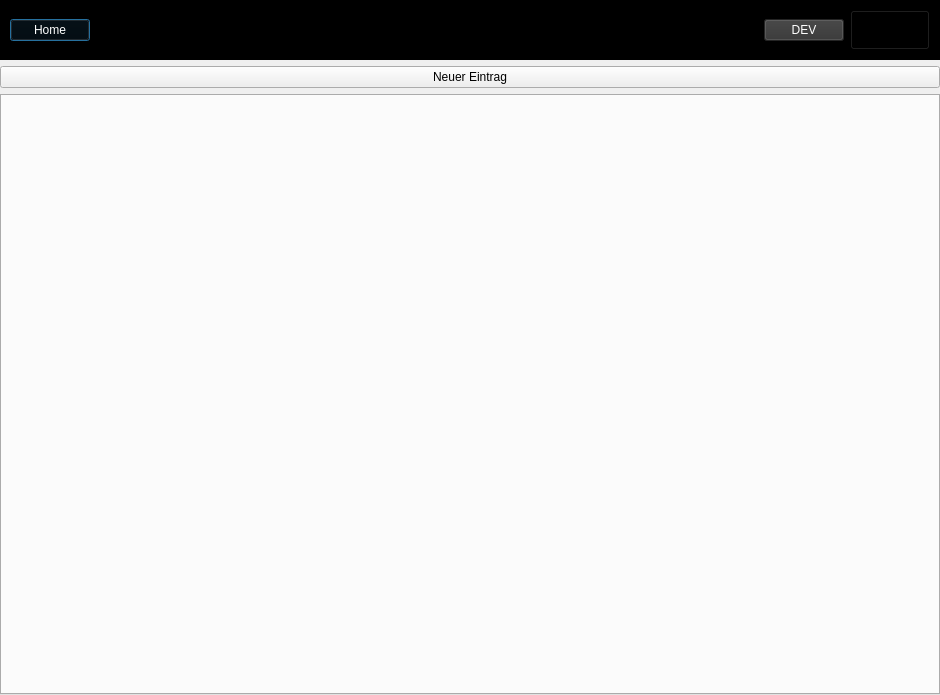
The window that lfb_regeneration_wildlife_impact/gui/lfb_regeneration_wildlife_impact_dialog_base.ui (b-lack/qgis-fim-plugin) describes before a commit, drawn with Qt 5.
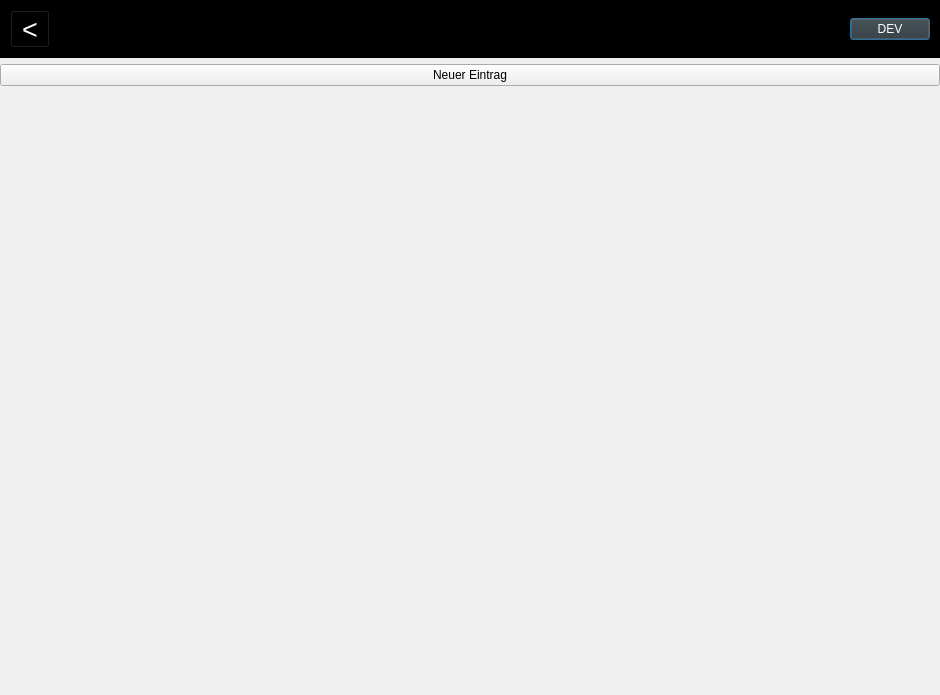
The same window after the commit. Icons and pictures are not drawn.

What changed in the file:
```diff
--- a/lfb_regeneration_wildlife_impact/gui/lfb_regeneration_wildlife_impact_dialog_base.ui
+++ b/lfb_regeneration_wildlife_impact/gui/lfb_regeneration_wildlife_impact_dialog_base.ui
@@ -43,6 +43,12 @@
    </item>
    <item row="0" column="0">
     <widget class="QWidget" name="lfbMenuBar_2" native="true">
+     <property name="sizePolicy">
+      <sizepolicy hsizetype="Preferred" vsizetype="Fixed">
+       <horstretch>0</horstretch>
+       <verstretch>0</verstretch>
+      </sizepolicy>
+     </property>
      <property name="styleSheet">
       <string notr="true">background-color: rgb(0, 0, 0)</string>
      </property>
@@ -60,29 +66,20 @@
        <number>10</number>
       </property>
       <item>
-       <widget class="QPushButton" name="lfbHomeBtn">
+       <widget class="QToolButton" name="lfbHomeBtn">
+        <property name="font">
+         <font>
+          <pointsize>20</pointsize>
+         </font>
+        </property>
         <property name="cursor">
          <cursorShape>PointingHandCursor</cursorShape>
         </property>
         <property name="styleSheet">
-         <string notr="true">color: #fff
-</string>
+         <string notr="true">color: #ffffff;</string>
         </property>
         <property name="text">
-         <string>Home</string>
-        </property>
-        <property name="icon">
-         <iconset theme="go-home">
-          <normaloff>.</normaloff>.</iconset>
-        </property>
-        <property name="iconSize">
-         <size>
-          <width>32</width>
-          <height>32</height>
-         </size>
-        </property>
-        <property name="checkable">
-         <bool>false</bool>
+         <string>&lt;</string>
         </property>
        </widget>
       </item>
@@ -113,42 +110,6 @@
         </property>
        </widget>
       </item>
-      <item>
-       <widget class="QPushButton" name="lfbQuestionBtn">
-        <property name="minimumSize">
-         <size>
-          <width>0</width>
-          <height>40</height>
-         </size>
-        </property>
-        <property name="font">
-         <font>
-          <pointsize>20</pointsize>
-          <weight>50</weight>
-          <bold>false</bold>
-         </font>
-        </property>
-        <property name="styleSheet">
-         <string notr="true">color: #fff</string>
-        </property>
-        <property name="text">
-         <string/>
-        </property>
-        <property name="icon">
-         <iconset theme="dialog-question">
-          <normaloff>.</normaloff>.</iconset>
-        </property>
-        <property name="iconSize">
-         <size>
-          <width>32</width>
-          <height>32</height>
-         </size>
-        </property>
-        <property name="flat">
-         <bool>false</bool>
-        </property>
-       </widget>
-      </item>
      </layout>
     </widget>
    </item>
@@ -166,18 +127,27 @@
        <pointsize>15</pointsize>
       </font>
      </property>
+     <property name="layoutDirection">
+      <enum>Qt::LeftToRight</enum>
+     </property>
      <property name="styleSheet">
       <string notr="true">margin:0;padding:0;</string>
      </property>
+     <property name="tabPosition">
+      <enum>QTabWidget::South</enum>
+     </property>
      <property name="currentIndex">
       <number>-1</number>
      </property>
      <property name="elideMode">
-      <enum>Qt::ElideRight</enum>
+      <enum>Qt::ElideLeft</enum>
      </property>
-     <property name="movable">
+     <property name="documentMode">
       <bool>true</bool>
      </property>
+     <property name="movable">
+      <bool>false</bool>
+     </property>
     </widget>
    </item>
   </layout>
```
Left out of the diff: 2 changed lines with no effect on the pictures.
